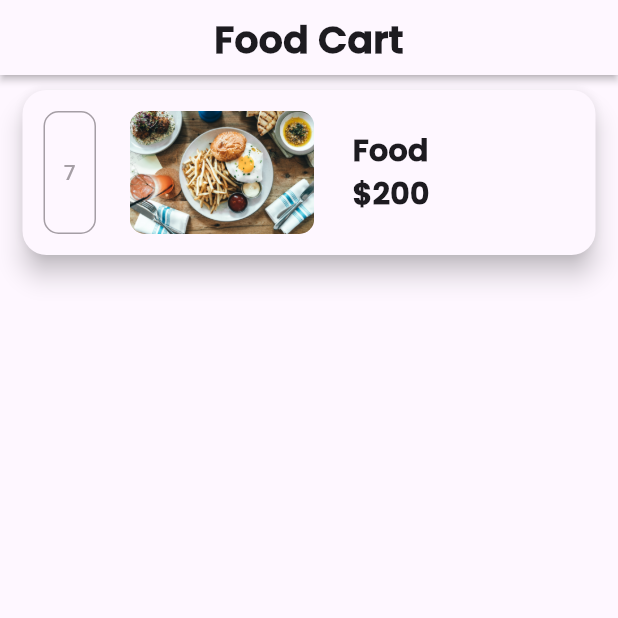
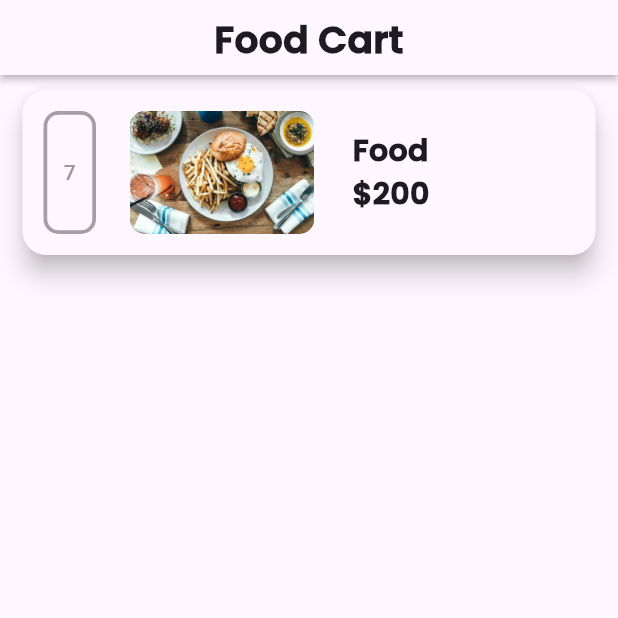
Before and after one commit to ramy23149/phone-fix, a Flutter app: the screen it shows after launch, on a phone screen of 412 x 824 dp, the top half of it. Run offline on Flutter 3.47's test engine with Material 3 defaults, Android fonts, the phone set to English and light mode, and no system bars; our stand-ins replace awesome_dialog, bloc, cached_network_image, cloud_firestore, curved_navigation_bar, dartz and 10 more; missing offline and left inert: flutter_stripe; accounts and stored records are empty.

Commit message:
food cart UI done

```diff
--- a/lib/featurs/order/views/widgets/food_item.dart
+++ b/lib/featurs/order/views/widgets/food_item.dart
@@ -24,12 +24,14 @@ class FoodItem extends StatelessWidget {
                 height: 120,
                 decoration: BoxDecoration(
                     borderRadius: BorderRadius.circular(10),
-                    border: Border.all(color: const Color(0xffA59EA5))),
+                    border: Border.all(color: const Color(0xffA59EA5),width: 2.5)),
+
+
                 child: const Center(
                   child: Text(
                     '7',
                     style: TextStyle(
-                        color: Color(0xffA59EA5), fontWeight: FontWeight.w500),
+                        color: Color(0xff9C959C), fontWeight: FontWeight.w500),
                   ),
                 ),
               ),
```
